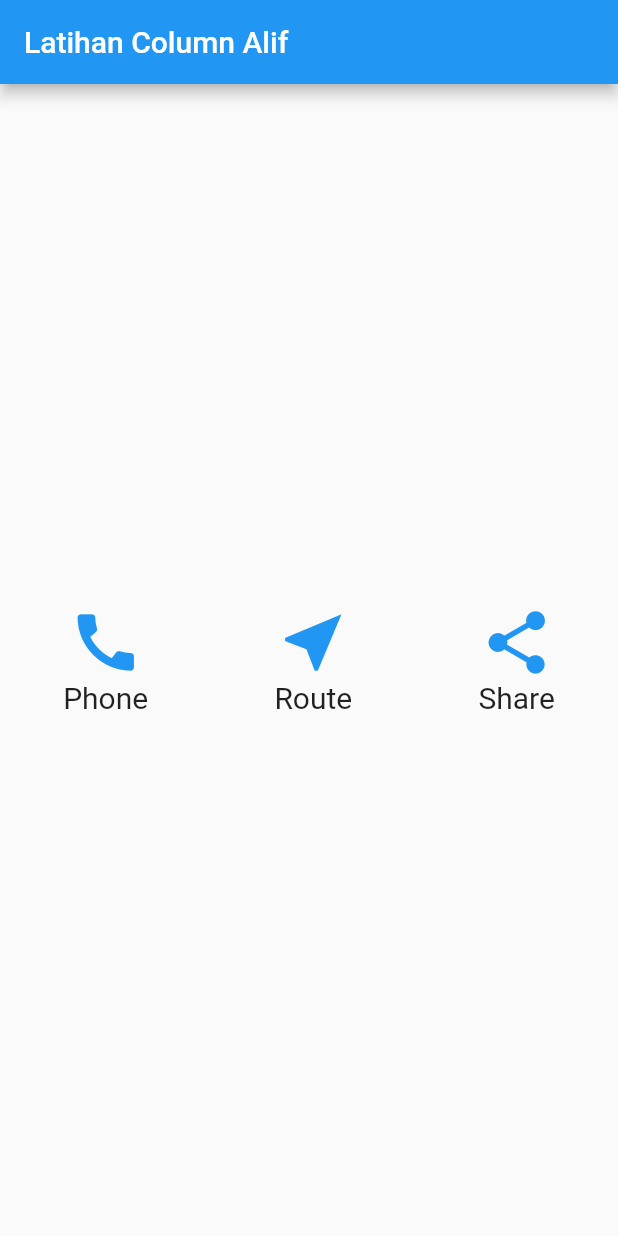
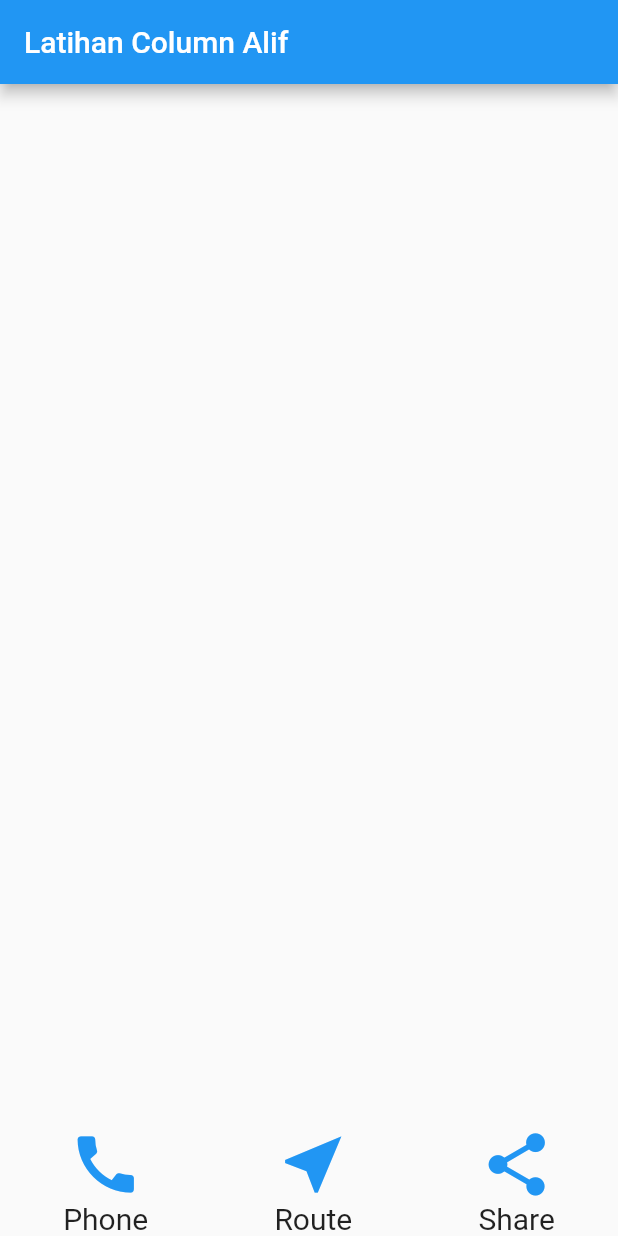
Before and after one commit to aliif11/latihan_column_alif, a Flutter app: the screen it shows after launch, on a phone screen of 412 x 824 dp. Run offline on Flutter 3.47's test engine with Material 2 defaults, Android fonts, the phone set to English and light mode, and no system bars.

Commit message:
Update main.dart2

```diff
--- a/lib/main.dart
+++ b/lib/main.dart
@@ -37,7 +37,7 @@ class MyHomePage extends StatelessWidget {
         crossAxisAlignment: CrossAxisAlignment.end,
         children: [
           Column(
-            mainAxisAlignment: MainAxisAlignment.center,
+            mainAxisAlignment: MainAxisAlignment.end,
             children: [
               Icon(
                 Icons.call,
@@ -53,7 +53,7 @@ class MyHomePage extends StatelessWidget {
             ],
           ),
           Column(
-            mainAxisAlignment: MainAxisAlignment.center,
+            mainAxisAlignment: MainAxisAlignment.end,
             children: [
               Icon(
                 Icons.near_me,
@@ -69,7 +69,7 @@ class MyHomePage extends StatelessWidget {
             ],
           ),
           Column(
-            mainAxisAlignment: MainAxisAlignment.center,
+            mainAxisAlignment: MainAxisAlignment.end,
             children: [
               Icon(
                 Icons.share,
```
